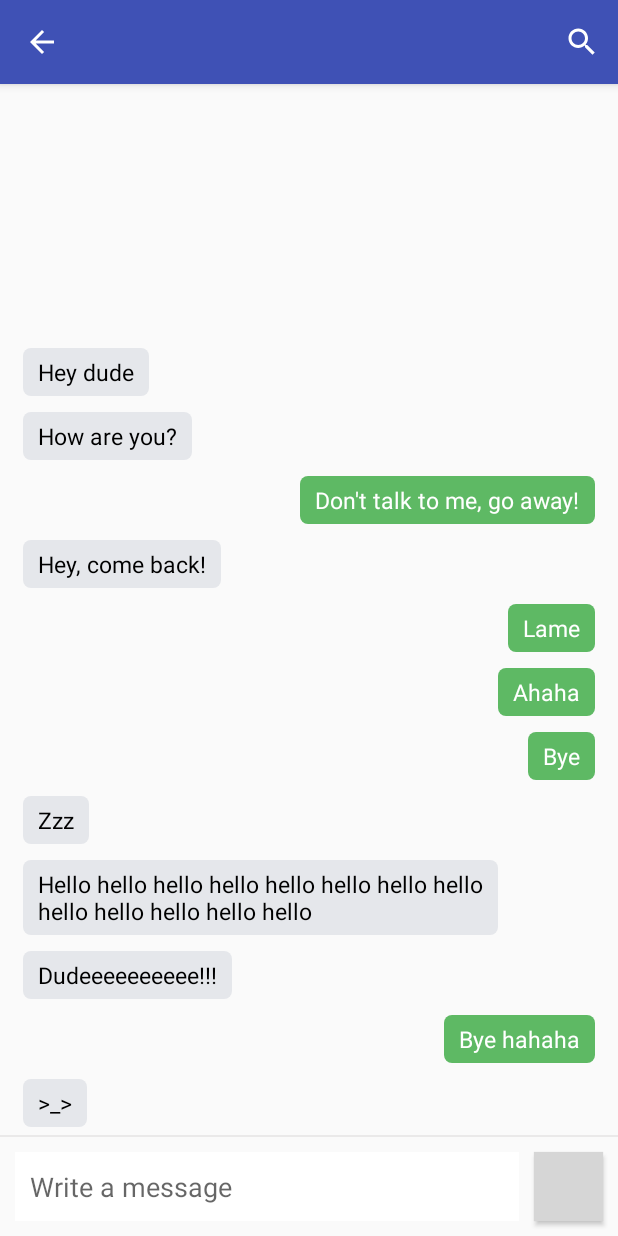
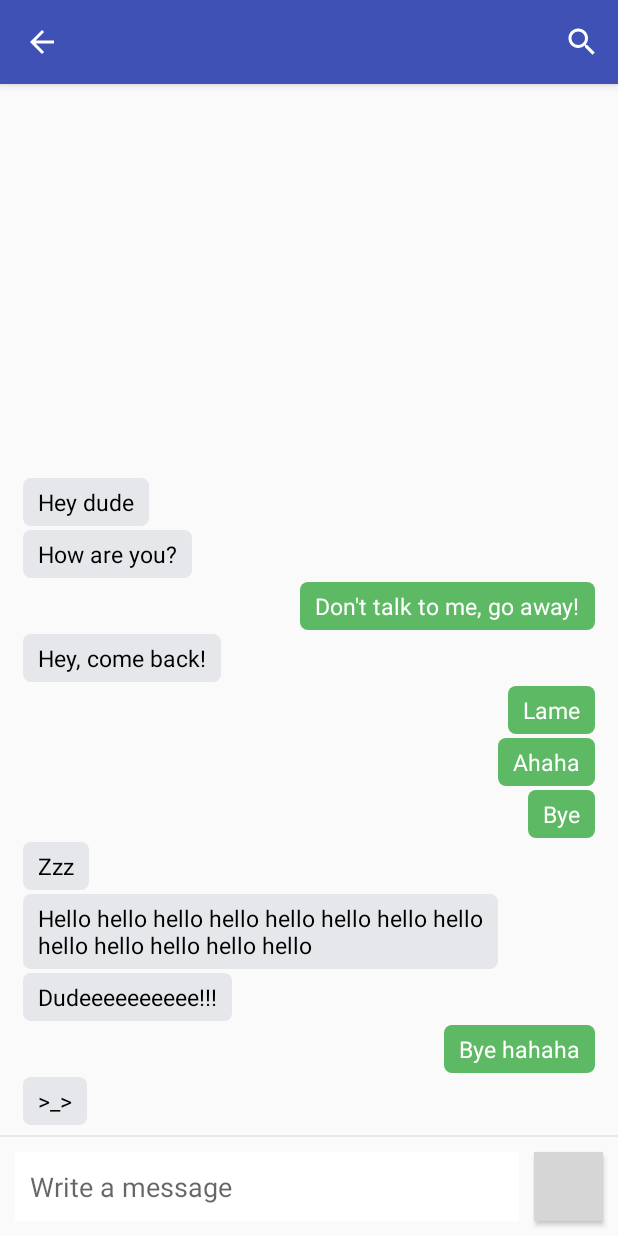
Before and after one commit to jun159/Splash2016, an Android app: the ChatActivity screen opened directly, with no data from a screen before it, on a phone screen of 412 x 824 dp. Run offline under Robolectric (Android 15) with nearby library versions, the phone set to English and light mode, and no system bars; 1 statement that could not run was skipped; grey boxes are pictures that could not be loaded.

Commit message:
Increased margin

```diff
--- a/app/src/main/res/layout/activity_chat.xml
+++ b/app/src/main/res/layout/activity_chat.xml
@@ -19,6 +19,7 @@
     <View
         android:layout_width="fill_parent"
         android:layout_height="1dp"
+        android:layout_marginTop="5dp"
         android:background="#eae9e9" />
 
     <LinearLayout
--- a/app/src/main/res/layout/list_message_from.xml
+++ b/app/src/main/res/layout/list_message_from.xml
@@ -3,8 +3,8 @@
     android:layout_width="match_parent"
     android:layout_height="match_parent"
     android:orientation="vertical"
-    android:paddingBottom="5dp"
-    android:paddingTop="5dp"
+    android:paddingBottom="1dp"
+    android:paddingTop="1dp"
     android:paddingLeft="10dp">
 
     <TextView
--- a/app/src/main/res/layout/list_message_you.xml
+++ b/app/src/main/res/layout/list_message_you.xml
@@ -4,9 +4,9 @@
     android:layout_height="match_parent"
     android:gravity="right"
     android:orientation="vertical"
-    android:paddingBottom="5dp"
+    android:paddingBottom="1dp"
     android:paddingRight="10dp"
-    android:paddingTop="5dp" >
+    android:paddingTop="1dp" >
 
     <TextView
         android:id="@+id/txtMsg"
```
